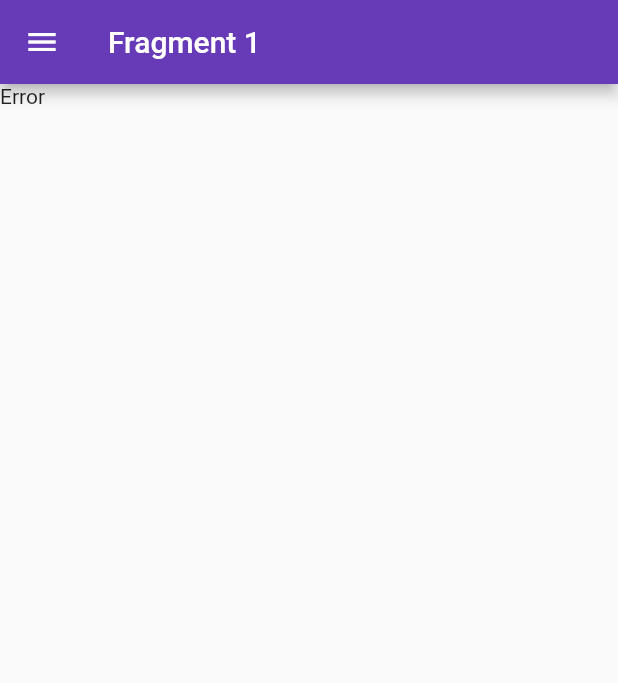
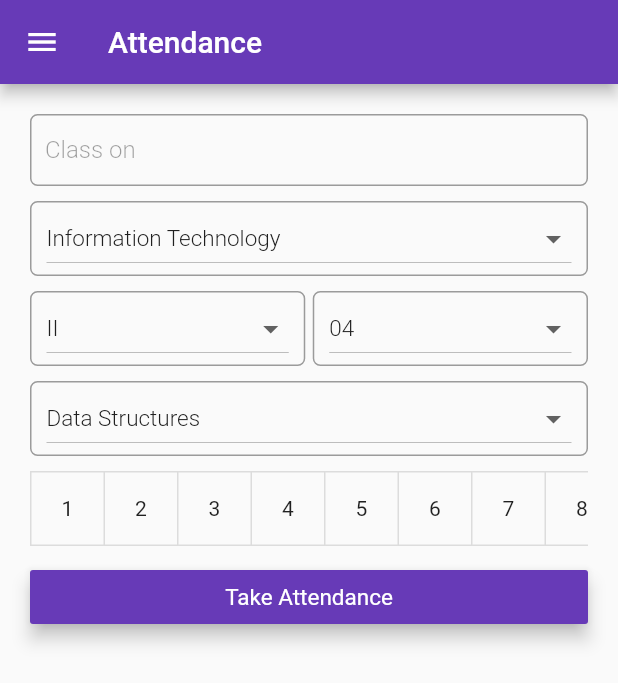
Before and after one commit to rahwinside/erp_attendance, a Flutter app: the HomePage screen opened directly, on a phone screen of 412 x 824 dp. Shown: the top 683 px of the screen. Run offline on Flutter 3.47's test engine with Material 2 defaults, Android fonts, the phone set to English and light mode, and no system bars; drawn by our look-alikes of datetime_picker_formfield.

Commit message:
Attendance Screen/selection

```diff
--- /dev/null
+++ b/lib/AttendanceFragment.dart
@@ -0,0 +1,238 @@
+import 'package:datetime_picker_formfield/datetime_picker_formfield.dart';
+import 'package:flutter/material.dart';
+import 'package:intl/intl.dart';
+
+final dateFormat = DateFormat("EEEE, MMMM d, yyyy");
+final List<bool> isSelected = [
+  false,
+  false,
+  false,
+  false,
+  false,
+  false,
+  false,
+  false
+];
+
+class AttendanceFragment extends StatefulWidget {
+  AttendanceFragment({Key key}) : super(key: key);
+
+  @override
+  _AttendanceFragmentState createState() => new _AttendanceFragmentState();
+}
+
+class _AttendanceFragmentState extends State<AttendanceFragment> {
+  @override
+  Widget build(BuildContext context) {
+    return new Scaffold(
+      body: new SingleChildScrollView(
+        padding: const EdgeInsets.all(20.0),
+        child: new Column(
+            mainAxisAlignment: MainAxisAlignment.start,
+            mainAxisSize: MainAxisSize.max,
+            crossAxisAlignment: CrossAxisAlignment.stretch,
+            children: <Widget>[
+              new DateTimeField(
+                decoration: InputDecoration(
+                  contentPadding: EdgeInsets.only(left: 10),
+                  labelText: "Class on",
+                  labelStyle: TextStyle(
+                    color: Colors.black38,
+                    fontWeight: FontWeight.w300,
+                  ),
+                  errorStyle: TextStyle(
+                    color: Colors.redAccent,
+                  ),
+                  border: OutlineInputBorder(
+                    gapPadding: 1.0,
+                    borderRadius: BorderRadius.circular(5.0),
+                  ),
+                ),
+                format: dateFormat,
+                onShowPicker: (context, currentValue) {
+                  return showDatePicker(
+                      context: context,
+                      firstDate: DateTime(2020),
+                      initialDate: currentValue ?? DateTime.now(),
+                      lastDate: DateTime.now());
+                },
+              ),
+              Padding(
+                padding: EdgeInsets.only(top: 10),
+              ),
+              Container(
+                padding: EdgeInsets.only(left: 10, right: 10),
+                decoration: new BoxDecoration(
+                  border: new Border.all(color: Colors.black38),
+                  borderRadius: BorderRadius.all(Radius.circular(5.0)),
+                ),
+                child: new DropdownButton<String>(
+                  isExpanded: true,
+                  onChanged: popupButtonSelected,
+                  value: "Child 1",
+                  style: new TextStyle(
+                    fontSize: 15,
+                    color: const Color(0xFF202020),
+                    fontWeight: FontWeight.w300,
+                  ),
+                  items: <DropdownMenuItem<String>>[
+                    const DropdownMenuItem<String>(
+                        value: "Child 1",
+                        child: const Text("Information Technology")),
+                    const DropdownMenuItem<String>(
+                        value: "Child 2", child: const Text("Child 2")),
+                    const DropdownMenuItem<String>(
+                        value: "Child 3", child: const Text("Child 3")),
+                  ],
+                ),
+              ),
+              new Padding(
+                padding: EdgeInsets.only(top: 10),
+              ),
+              new Row(
+                  mainAxisAlignment: MainAxisAlignment.spaceBetween,
+                  mainAxisSize: MainAxisSize.max,
+                  crossAxisAlignment: CrossAxisAlignment.center,
+                  children: <Widget>[
+                    Expanded(
+                      child: Container(
+                        padding: EdgeInsets.only(left: 10, right: 10),
+                        decoration: new BoxDecoration(
+                          border: new Border.all(color: Colors.black38),
+                          borderRadius: BorderRadius.all(Radius.circular(5.0)),
+                        ),
+                        child: new DropdownButton<String>(
+                          isExpanded: true,
+                          onChanged: popupButtonSelected,
+                          value: "Child 1",
+                          style: new TextStyle(
+                            fontSize: 15,
+                            color: const Color(0xFF202020),
+                            fontWeight: FontWeight.w300,
+                          ),
+                          items: <DropdownMenuItem<String>>[
+                            const DropdownMenuItem<String>(
+                                value: "Child 1", child: const Text("II")),
+                            const DropdownMenuItem<String>(
+                                value: "Child 2", child: const Text("Child 2")),
+                            const DropdownMenuItem<String>(
+                                value: "Child 3", child: const Text("Child 3")),
+                          ],
+                        ),
+                      ),
+                    ),
+                    new Padding(padding: EdgeInsets.only(right: 5)),
+                    new Expanded(
+                      child: Container(
+                        padding: EdgeInsets.only(left: 10, right: 10),
+                        decoration: new BoxDecoration(
+                          border: new Border.all(color: Colors.black38),
+                          borderRadius: BorderRadius.all(Radius.circular(5.0)),
+                        ),
+                        child: new DropdownButton<String>(
+                          isExpanded: true,
+                          onChanged: popupButtonSelected,
+                          value: "Child 1",
+                          style: new TextStyle(
+                            fontSize: 15,
+                            color: const Color(0xFF202020),
+                            fontWeight: FontWeight.w300,
+                          ),
+                          items: <DropdownMenuItem<String>>[
+                            const DropdownMenuItem<String>(
+                                value: "Child 1", child: const Text("04")),
+                            const DropdownMenuItem<String>(
+                                value: "Child 2", child: const Text("Child 2")),
+                            const DropdownMenuItem<String>(
+                                value: "Child 3", child: const Text("Child 3")),
+                          ],
+                        ),
+                      ),
+                    ),
+                  ]),
+              new Padding(
+                padding: EdgeInsets.only(top: 10),
+              ),
+              Container(
+                padding: EdgeInsets.only(left: 10, right: 10),
+                decoration: new BoxDecoration(
+                  border: new Border.all(color: Colors.black38),
+                  borderRadius: BorderRadius.all(Radius.circular(5.0)),
+                ),
+                child: new DropdownButton<String>(
+                  isExpanded: true,
+                  onChanged: popupButtonSelected,
+                  value: "Child 1",
+                  style: new TextStyle(
+                    fontSize: 15,
+                    color: const Color(0xFF202020),
+                    fontWeight: FontWeight.w300,
+                  ),
+                  items: <DropdownMenuItem<String>>[
+                    const DropdownMenuItem<String>(
+                        value: "Child 1", child: const Text("Data Structures")),
+                    const DropdownMenuItem<String>(
+                        value: "Child 2", child: const Text("Child 2")),
+                    const DropdownMenuItem<String>(
+                        value: "Child 3", child: const Text("Child 3")),
+                  ],
+                ),
+              ),
+              new Padding(
+                padding: EdgeInsets.only(top: 10),
+              ),
+              SingleChildScrollView(
+                scrollDirection: Axis.horizontal,
+                child: ToggleButtons(
+                  children: <Widget>[
+                    Text("1"),
+                    Text("2"),
+                    Text("3"),
+                    Text("4"),
+                    Text("5"),
+                    Text("6"),
+                    Text("7"),
+                    Text("8"),
+                  ],
+                  onPressed: (int index) {
+                    int count = 0;
+                    isSelected.forEach((bool val) {
+                      if (val) count++;
+                    });
+
+                    if (isSelected[index] && count < 2) return;
+
+                    setState(() {
+                      isSelected[index] = !isSelected[index];
+                    });
+                  },
+                  isSelected: isSelected,
+                ),
+              ),
+              new Padding(
+                padding: EdgeInsets.only(top: 10),
+              ),
+              new RaisedButton(
+                  key: null,
+                  onPressed: buttonPressed,
+                  color: Colors.deepPurple,
+                  splashColor: Colors.purple,
+                  elevation: 5.0,
+                  child: new Text(
+                    "Take Attendance",
+                    style: TextStyle(
+                      color: Colors.white,
+                      fontSize: 15,
+                      fontFamily: 'Roboto',
+                      fontWeight: FontWeight.normal,
+                    ),
+                  ))
+            ]),
+      ),
+    );
+  }
+
+  void buttonPressed() {}
+
+  void popupButtonSelected(String value) {}
+}
--- a/lib/home_page.dart
+++ b/lib/home_page.dart
@@ -1,4 +1,6 @@
 import 'package:flutter/material.dart';
+
+import 'AttendanceFragment.dart';
 
 class DrawerItem {
   String title;
@@ -8,9 +10,9 @@ class DrawerItem {
 
 class HomePage extends StatefulWidget {
   final drawerItems = [
-    new DrawerItem("Fragment 1", Icons.rss_feed),
-    new DrawerItem("Fragment 2", Icons.local_pizza),
-    new DrawerItem("Fragment 3", Icons.info)
+    new DrawerItem("Attendance", Icons.access_alarms),
+    new DrawerItem("Reports", Icons.report),
+    new DrawerItem("Settings", Icons.settings)
   ];
 
   @override
@@ -24,8 +26,8 @@ class HomePageState extends State<HomePage> {
 
   _getDrawerItemWidget(int pos) {
     switch (pos) {
-//      case 0:
-//        return new FirstFragment();
+      case 0:
+        return new AttendanceFragment();
 //      case 1:
 //        return new SecondFragment();
 //      case 2:
--- a/lib/login.dart
+++ /dev/null
@@ -1,56 +0,0 @@
-import 'package:flutter/material.dart';
-
-class Login extends StatelessWidget {
-  @override
-  Widget build(BuildContext context) {
-    return Container(
-      //color: Colors.white,
-      alignment: Alignment(-1, -1),
-      padding: EdgeInsets.all(20.0),
-      child: Column(
-        children: <Widget>[
-          Text(
-            "Loyola-ICAM College of Engineering and Technology",
-            textDirection: TextDirection.ltr,
-            textAlign: TextAlign.center,
-            style: TextStyle(
-              fontSize: 22.0,
-              color: Colors.white,
-              fontWeight: FontWeight.normal,
-            ),
-          ),
-          SizedBox(
-            height: 5,
-          ),
-          ImageWidget(),
-//          LoginInfo(),
-          Text(
-            "Add Company Footer HERE",
-            style: TextStyle(
-                fontFamily: 'Segoe',
-                fontSize: 10.0,
-                fontWeight: FontWeight.w200,
-                color: Colors.white70),
-            textAlign: TextAlign.center,
-          ),
-        ],
-        mainAxisAlignment: MainAxisAlignment.center,
-      ),
-    );
-  }
-}
-
-class ImageWidget extends StatelessWidget {
-  @override
-  Widget build(BuildContext context) {
-    AssetImage logoAsset2 = AssetImage('images/licetlogo.png');
-    Image logoLicetImage = new Image(
-      image: logoAsset2,
-    );
-    return Container(
-      child: logoLicetImage,
-      width: 180,
-      height: 180,
-    );
-  }
-}
--- a/lib/main.dart
+++ b/lib/main.dart
@@ -41,6 +41,13 @@ class _LoginPageState extends State<LoginPage> {
 //        title: new Text('Communicator'),
 //      ),
       body: Container(
+        decoration: BoxDecoration(
+          gradient: LinearGradient(
+              colors: [Colors.black26, Colors.white10],
+              begin: Alignment.topLeft,
+              end: Alignment.bottomRight
+          ),
+        ),
         padding: const EdgeInsets.all(20.0),
         alignment: Alignment.center,
         child: SingleChildScrollView(
--- a/pubspec.yaml
+++ b/pubspec.yaml
@@ -19,6 +19,9 @@ environment:
 dependencies:
   flutter:
     sdk: flutter
+  datetime_picker_formfield: ^1.0.0
+  intl: ^0.16.1
+
 
   # The following adds the Cupertino Icons font to your application.
   # Use with the CupertinoIcons class for iOS style icons.
```
Also changed, not shown: pubspec.lock.
